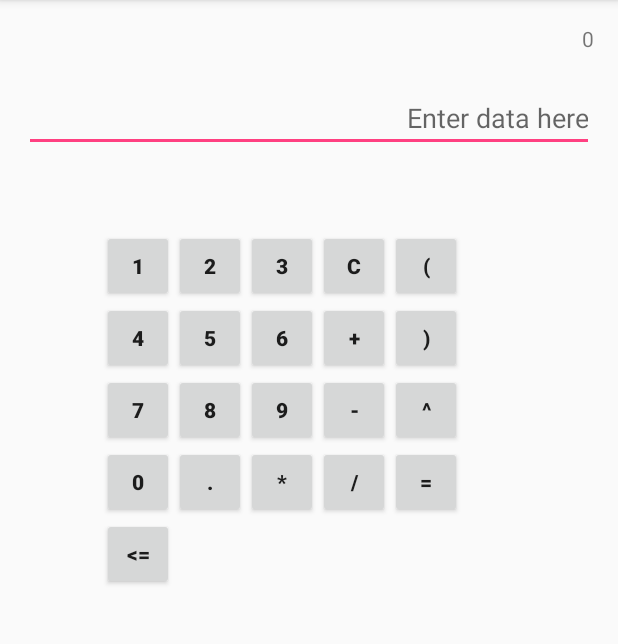
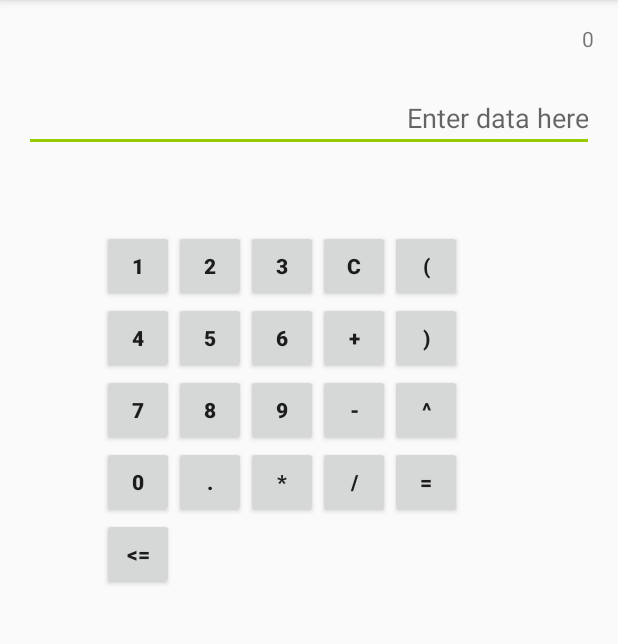
Before and after one commit to vonschbo/my-simple-android-calculator, an Android app: the screen it shows after launch (MainActivity), on a phone screen of 412 x 824 dp, the part 84-728 px from its top. Run offline under Robolectric (Android 15) with nearby library versions, the phone set to English and light mode, and no system bars.

Commit message:
change edittext color and disable the cursor pointer

```diff
--- a/app/src/main/java/geo/com/example/bo/comp6442_assignment_2_2016/MainActivity.java
+++ b/app/src/main/java/geo/com/example/bo/comp6442_assignment_2_2016/MainActivity.java
@@ -60,6 +60,6 @@ public class MainActivity extends AppCompatActivity {
     //press "="
     public void getResult(View view) throws ParserException {
         ParserTreeNew pt = new ParserTreeNew();
-        textView.setText((""+pt.evaluate(editText.getText().toString())));
+        textView.setText(("The result is"+pt.evaluate(editText.getText().toString())));
     }
 }
--- a/app/src/main/res/layout/activity_main.xml
+++ b/app/src/main/res/layout/activity_main.xml
@@ -25,7 +25,9 @@
         android:gravity="right"
         android:layout_below="@+id/textView"
         android:layout_alignParentRight="true"
-        android:layout_alignParentEnd="true" />
+        android:layout_alignParentEnd="true"
+        android:cursorVisible="false"
+        android:backgroundTint="@android:color/holo_green_light"/>
 
     <Button
         style="?android:attr/buttonStyleSmall"
```
